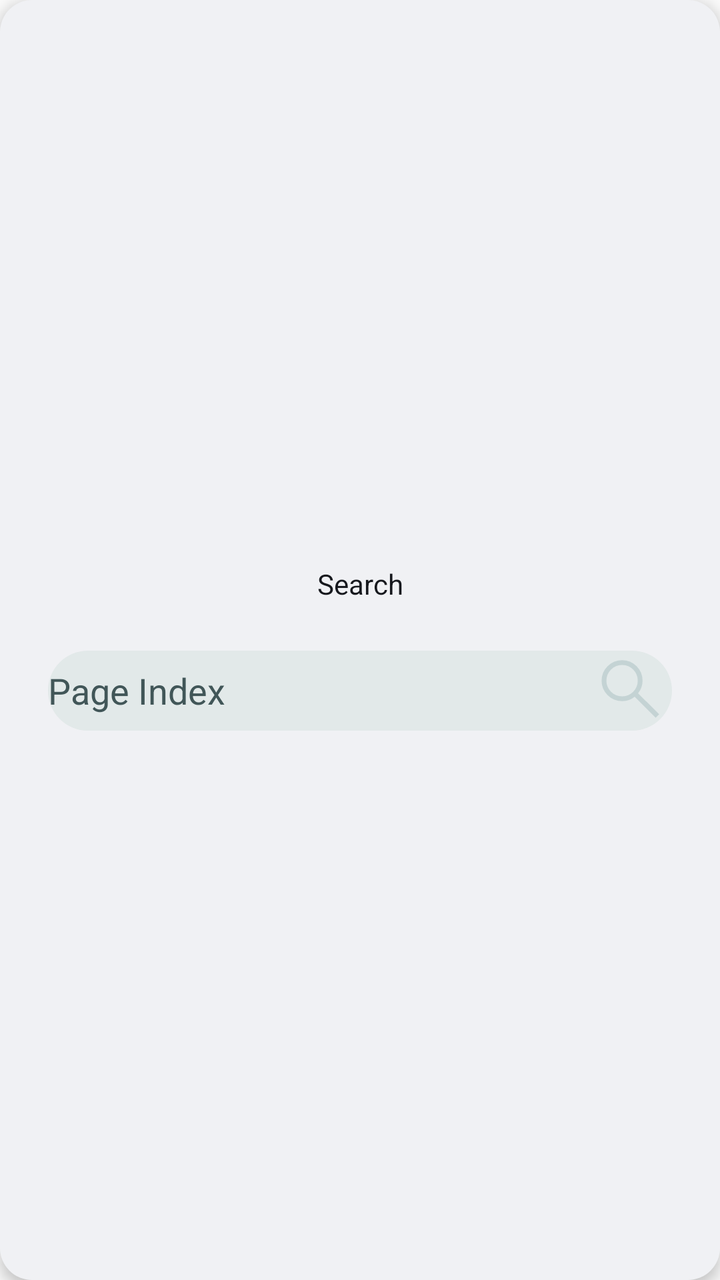
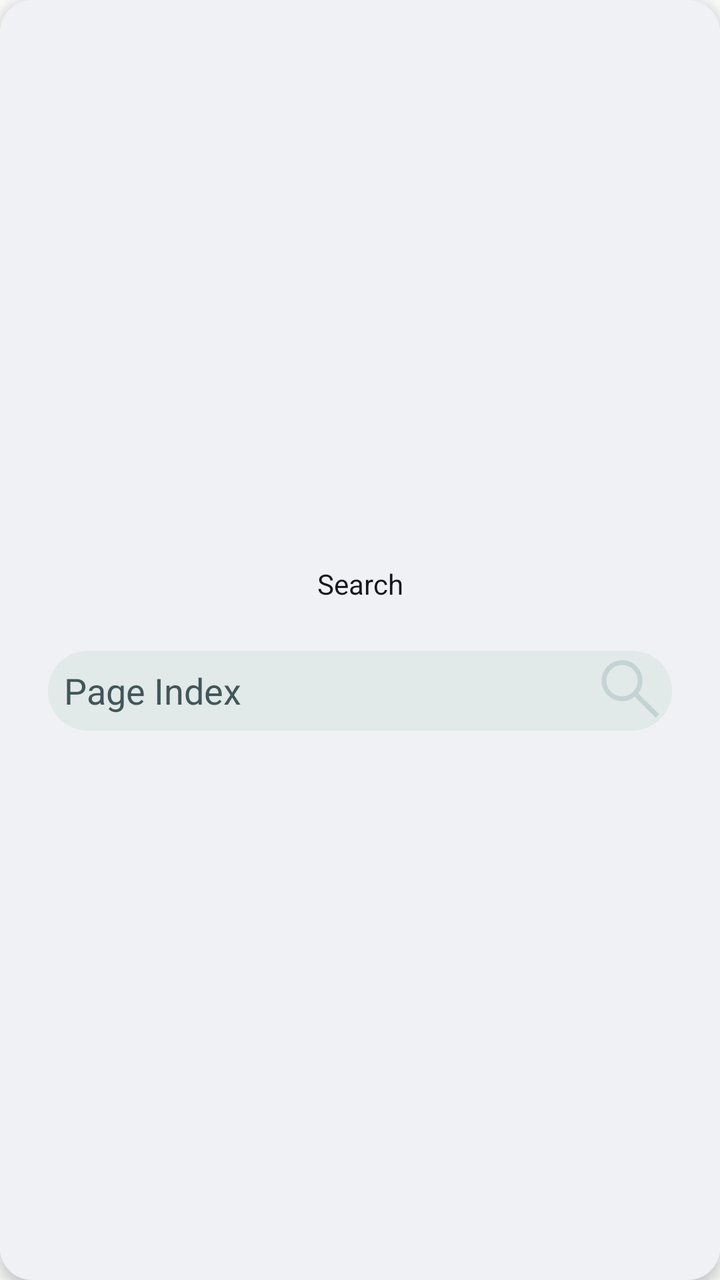

Compare the two renders of this Android layout. The source of the first and the diff that turns it into the second are given below.
<!-- AndroidManifest.xml: application theme Theme.MangaCheck -->
<!-- res/layout/search_dialog.xml -->
<?xml version="1.0" encoding="utf-8"?>
<LinearLayout xmlns:android="http://schemas.android.com/apk/res/android"
    android:id="@+id/titolo_descrizione_capitolo"
    android:layout_width="match_parent"
    android:layout_height="wrap_content"
    android:background="@drawable/basic_surface"
    android:elevation="@dimen/U_half"
    android:gravity="center"
    android:orientation="vertical">

    <TextView
        android:id="@+id/manga_title"
        android:layout_width="match_parent"
        android:layout_height="wrap_content"
        android:layout_marginTop="@dimen/U_2"
        android:layout_marginBottom="@dimen/U_2"
        android:gravity="center"
        android:text="@string/search_dialog_header"
        android:textColor="?colorOnSurface" />

    <EditText
        android:id="@+id/chapter_number"
        android:layout_width="match_parent"
        android:layout_height="@dimen/U_5"
        android:layout_marginHorizontal="@dimen/U_3"
        android:layout_marginTop="@dimen/U_1"
        android:layout_marginBottom="@dimen/U_1"
        android:background="@drawable/basic_surface_variant"
        android:drawableEnd="@drawable/search_icon_index_dialog"
        android:hint="@string/search_hint"
        android:drawablePadding="@dimen/U_2"
        android:inputType="number"
        android:textAlignment="textStart"
        android:textColor="?colorOnSurfaceVariant"
        android:textColorHint="?colorOnSurfaceVariant"
        android:autofillHints="Page Index"
        />
</LinearLayout>
<!-- resources referenced by this layout -->
<resources>
  <dimen name="U_1">8dp</dimen>
  <dimen name="U_2">16dp</dimen>
  <dimen name="U_3">24dp</dimen>
  <dimen name="U_5">40dp</dimen>
  <dimen name="U_half">4dp</dimen>
  <!-- drawable basic_surface (drawable) -->
  <?xml version="1.0" encoding="utf-8"?>
  <shape xmlns:android="http://schemas.android.com/apk/res/android"
      android:shape="rectangle">
      <solid android:color="?colorSurface" />
      <corners android:radius="@dimen/U_2" />
  </shape>
  <!-- drawable basic_surface_variant (drawable) -->
  <?xml version="1.0" encoding="utf-8"?>
  <shape xmlns:android="http://schemas.android.com/apk/res/android"
      android:shape="rectangle">
      <solid android:color="?colorSurfaceVariant" />
      <corners android:radius="@dimen/U_8" />
  </shape>
  <!-- drawable search_icon_index_dialog (drawable) -->
  <layer-list xmlns:android="http://schemas.android.com/apk/res/android">
      <item>
          <vector
              android:width="40dp"
              android:height="40dp"
              android:autoMirrored="true"
              android:tint="?colorOutlineVariant"
              android:viewportWidth="100"
              android:viewportHeight="100">
              <path
                  android:fillColor="?colorOutlineVariant"
                  android:pathData="M 79.6 83.9 l -26.3 -26.3 q -3 2.6 -6.996 4.05 t -8.504 1.45 q -10.816 0 -18.308 -7.5 q -7.492 -7.5 -7.492 -18.1 t 7.5 -18.1 q 7.5 -7.5 18.15 -7.5 t 18.1 7.5 q 7.45 7.5 7.45 18.115 q 0 4.285 -1.4 8.285 q -1.4 4 -4.2 7.5 l 26.4 26.2 l -4.4 4.4 z m -41.9 -26.8 q 8.125 0 13.813 -5.75 t 5.687 -13.85 q 0 -8.1 -5.688 -13.85 t -13.812 -5.75 q -8.208 0 -13.954 5.75 q -5.746 5.75 -5.746 13.85 t 5.746 13.85 q 5.746 5.75 13.954 5.75 z" />
          </vector>
      </item>
  </layer-list>
  <string name="search_dialog_header">Search</string>
  <string name="search_hint">Page Index</string>
  <dimen name="U_8">64dp</dimen>
  <color name="primary_35">#1038A2</color>
  <color name="primary_80">#A3B9F5</color>
  <color name="white">#FFFFFFFF</color>
  <color name="primary_20">#0A205C</color>
  <color name="secondary_35">#0A9FA9</color>
  <color name="secondary_80">#9FF4F9</color>
  <color name="secondary_20">#065B60</color>
  <color name="tertiary_35">#3D4C76</color>
  <color name="tertiary_80">#BCC4DC</color>
  <color name="tertiary_20">#232B43</color>
  <color name="error_35">#B22200</color>
  <color name="error_80">#FFAC99</color>
  <color name="error_20">#661300</color>
  <color name="Natural_95">#F0F1F4</color>
  <color name="Natural_10">#16181D</color>
  <color name="Natural_20">#2B303B</color>
  <color name="VNatural_90">#E2E9E9</color>
  <color name="VNatural_30">#415658</color>
  <color name="VNatural_50">#6C9093</color>
  <color name="VNatural_80">#C4D3D4</color>
  <style name="mySpinnerItemSelectedStyleLight" parent="@android:style/Widget.Holo.TextView.SpinnerItem">
          <item name="android:textColor">?colorOnSurfaceVariant</item>
      </style>
  <style name="DrawerArrowStyleLight" parent="@style/Widget.AppCompat.DrawerArrowToggle">
          <item name="spinBars">true</item>
          <item name="color">?colorOnPrimaryContainer</item>
      </style>
  <!-- unchanged entries left out for length: 1 -->
</resources>

<!-- the commit's change to res/layout/search_dialog.xml (unified diff, before → after) -->
@@ -25,14 +25,15 @@
         android:layout_marginHorizontal="@dimen/U_3"
         android:layout_marginTop="@dimen/U_1"
         android:layout_marginBottom="@dimen/U_1"
+        android:autofillHints="Page Index"
         android:background="@drawable/basic_surface_variant"
         android:drawableEnd="@drawable/search_icon_index_dialog"
+        android:drawablePadding="@dimen/U_2"
         android:hint="@string/search_hint"
-        android:drawablePadding="@dimen/U_2"
         android:inputType="number"
+        android:paddingStart="@dimen/U_1"
+        android:paddingEnd="0dp"
         android:textAlignment="textStart"
         android:textColor="?colorOnSurfaceVariant"
-        android:textColorHint="?colorOnSurfaceVariant"
-        android:autofillHints="Page Index"
-        />
+        android:textColorHint="?colorOnSurfaceVariant" />
 </LinearLayout>
